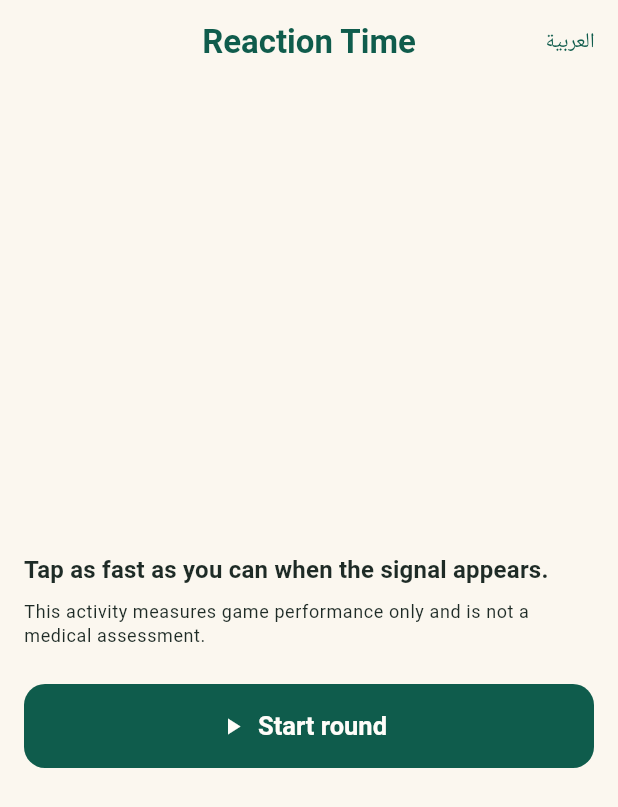
After one commit to samahsuwan122/NeuroBridge, a Flutter app: the ReactionTimeScreen screen opened by its route, on a phone screen of 412 x 824 dp. The commit adds this screen. Shown: the top 807 px of the screen. Run offline on Flutter 3.47's test engine with Material 3 defaults, Android fonts, the phone set to English and light mode, and no system bars; our stand-ins replace dio, go_router, image_picker; accounts and stored records are empty.

Commit message:
feat(mobile): add Reaction Time game

```diff
--- a/mobile/lib/core/localization/app_localizations.dart
+++ b/mobile/lib/core/localization/app_localizations.dart
@@ -184,6 +184,20 @@ class AppLocalizations {
       'addMoreMemoriesToStart': 'Add more memories to start this exercise.',
       'memoryRecallLoadFailed':
           'Could not start Memory Recall. Please try again.',
+      // Reaction Time exercise
+      'reactionTime': 'Reaction Time',
+      'reactionTimeSubtitle': 'Tap as fast as you can when the signal appears.',
+      'reactionTimeNote':
+          'This activity measures game performance only and is not a medical assessment.',
+      'startRound': 'Start round',
+      'waitForSignal': 'Wait…',
+      'tapNow': 'Tap now!',
+      'tooSoon': 'Too soon! Wait for the signal.',
+      'reactionTimeMs': 'Reaction time',
+      'bestReaction': 'Best',
+      'averageReaction': 'Average',
+      'roundsCompleted': 'Rounds',
+      'reactionComplete': 'Exercise complete',
     },
     'ar': {
       'appTitle': 'نيوروبريدج',
@@ -346,6 +360,19 @@ class AppLocalizations {
       'notEnoughMemories': 'لا توجد ذكريات كافية بعد',
       'addMoreMemoriesToStart': 'أضف المزيد من الذكريات لبدء هذا التمرين.',
       'memoryRecallLoadFailed': 'تعذّر بدء استرجاع الذكريات. حاول مرة أخرى.',
+      // Reaction Time exercise
+      'reactionTime': 'زمن رد الفعل',
+      'reactionTimeSubtitle': 'انقر بأسرع ما يمكن عند ظهور الإشارة.',
+      'reactionTimeNote': 'يقيس هذا النشاط أداء اللعبة فقط وليس تقييمًا طبيًا.',
+      'startRound': 'ابدأ الجولة',
+      'waitForSignal': 'انتظر…',
+      'tapNow': 'انقر الآن!',
+      'tooSoon': 'مبكرًا جدًا! انتظر الإشارة.',
+      'reactionTimeMs': 'زمن رد الفعل',
+      'bestReaction': 'الأفضل',
+      'averageReaction': 'المتوسط',
+      'roundsCompleted': 'الجولات',
+      'reactionComplete': 'اكتمل التمرين',
     },
   };
 
@@ -509,6 +536,19 @@ class AppLocalizations {
   String get notEnoughMemories => _t('notEnoughMemories');
   String get addMoreMemoriesToStart => _t('addMoreMemoriesToStart');
   String get memoryRecallLoadFailed => _t('memoryRecallLoadFailed');
+
+  String get reactionTime => _t('reactionTime');
+  String get reactionTimeSubtitle => _t('reactionTimeSubtitle');
+  String get reactionTimeNote => _t('reactionTimeNote');
+  String get startRound => _t('startRound');
+  String get waitForSignal => _t('waitForSignal');
+  String get tapNow => _t('tapNow');
+  String get tooSoon => _t('tooSoon');
+  String get reactionTimeMs => _t('reactionTimeMs');
+  String get bestReaction => _t('bestReaction');
+  String get averageReaction => _t('averageReaction');
+  String get roundsCompleted => _t('roundsCompleted');
+  String get reactionComplete => _t('reactionComplete');
 }
 
 class _AppLocalizationsDelegate
--- a/mobile/lib/features/games/presentation/game_details_screen.dart
+++ b/mobile/lib/features/games/presentation/game_details_screen.dart
@@ -9,6 +9,7 @@ import 'game_visuals.dart';
 
 const _memoryMatchSlug = 'memory_match';
 const _memoryRecallSlug = 'memory_recall';
+const _reactionTimeSlug = 'reaction_time';
 
 /// Game details. For playable games (Memory Match) it shows a Play button;
 /// other games show a note that game play is added in a later phase.
@@ -95,6 +96,15 @@ class GameDetailsScreen extends StatelessWidget {
                             icon: const Icon(Icons.play_arrow),
                             label: Text(l10n.startMemoryRecall),
                           )
+                        else if (game.slug == _reactionTimeSlug)
+                          FilledButton.icon(
+                            onPressed: () => context.go(
+                              '/games/play/reaction-time',
+                              extra: game,
+                            ),
+                            icon: const Icon(Icons.play_arrow),
+                            label: Text(l10n.play),
+                          )
                         else
                           Card(
                             child: Padding(
--- /dev/null
+++ b/mobile/lib/features/games/reaction_time/application/reaction_time_controller.dart
@@ -0,0 +1,113 @@
+import 'dart:math';
+
+import 'package:flutter/foundation.dart';
+
+enum ReactionStatus { idle, waiting, ready, tooSoon, roundResult, finished }
+
+/// Drives the Reaction Time exercise: wait for the signal, then tap fast.
+///
+/// Timing is testable: the controller is a pure state machine over an injectable
+/// [clock]; the screen owns the real `Timer` that calls [signalGo] after the
+/// delay returned by [beginRound]. Results are game performance only — no
+/// medical assessment, no normal/abnormal interpretation, no diagnosis.
+class ReactionTimeController extends ChangeNotifier {
+  ReactionTimeController({
+    DateTime Function()? clock,
+    Random? random,
+    this.totalRounds = 5,
+    this.minWaitMs = 1200,
+    this.maxWaitMs = 3500,
+  })  : _clock = clock ?? DateTime.now,
+        _random = random ?? Random();
+
+  final DateTime Function() _clock;
+  final Random _random;
+  final int totalRounds;
+  final int minWaitMs;
+  final int maxWaitMs;
+
+  ReactionStatus _status = ReactionStatus.idle;
+  final List<int> _reactions = [];
+  int? _lastReactionMs;
+  DateTime? _goAt;
+  DateTime? _startedAt;
+
+  ReactionStatus get status => _status;
+  int get completedRounds => _reactions.length;
+  int? get lastReactionMs => _lastReactionMs;
+  List<int> get reactionTimesMs => List.unmodifiable(_reactions);
+  bool get isFinished => _status == ReactionStatus.finished;
+
+  int? get bestReactionMs =>
+      _reactions.isEmpty ? null : _reactions.reduce(min);
+
+  int? get averageReactionMs => _reactions.isEmpty
+      ? null
+      : (_reactions.reduce((a, b) => a + b) / _reactions.length).round();
+
+  int get elapsedSeconds => _startedAt == null
+      ? 0
+      : _clock().difference(_startedAt!).inSeconds;
+
+  /// Safe performance-only result metadata (no medical score/interpretation).
+  Map<String, dynamic> get resultMetrics => {
+        'exercise_type': 'reaction_time',
+        'round_count': _reactions.length,
+        'best_reaction_ms': bestReactionMs,
+        'average_reaction_ms': averageReactionMs,
+        'reaction_times_ms': List<int>.from(_reactions),
+      };
+
+  /// Begin a round: enter the waiting state and return the random delay before
+  /// the signal. The caller (screen) schedules [signalGo] after this delay.
+  Duration beginRound() {
+    _startedAt ??= _clock();
+    _status = ReactionStatus.waiting;
+    _lastReactionMs = null;
+    _goAt = null;
+    notifyListeners();
+    final span = (maxWaitMs - minWaitMs).clamp(1, 1 << 30);
+    return Duration(milliseconds: minWaitMs + _random.nextInt(span));
+  }
+
+  /// The signal fires ("Tap now!"). Ignored unless currently waiting.
+  void signalGo() {
+    if (_status != ReactionStatus.waiting) return;
+    _status = ReactionStatus.ready;
+    _goAt = _clock();
+    notifyListeners();
+  }
+
+  /// The user tapped the play area.
+  void tap() {
+    switch (_status) {
+      case ReactionStatus.waiting:
+        // Tapped before the signal — not counted; the round can be retried.
+        _status = ReactionStatus.tooSoon;
+        notifyListeners();
+      case ReactionStatus.ready:
+        final ms = _clock().difference(_goAt!).inMilliseconds;
+        _lastReactionMs = ms < 0 ? 0 : ms;
+        _reactions.add(_lastReactionMs!);
+        _status = _reactions.length >= totalRounds
+            ? ReactionStatus.finished
+            : ReactionStatus.roundResult;
+        notifyListeners();
+      case ReactionStatus.idle:
+      case ReactionStatus.tooSoon:
+      case ReactionStatus.roundResult:
+      case ReactionStatus.finished:
+        break; // taps ignored in these states
+    }
+  }
+
+  /// Reset back to the initial instructions.
+  void restart() {
+    _status = ReactionStatus.idle;
+    _reactions.clear();
+    _lastReactionMs = null;
+    _goAt = null;
+    _startedAt = null;
+    notifyListeners();
+  }
+}
--- /dev/null
+++ b/mobile/lib/features/games/reaction_time/presentation/reaction_time_screen.dart
@@ -0,0 +1,489 @@
+import 'dart:async';
+
+import 'package:flutter/material.dart';
+
+import '../../../../core/app_scope.dart';
+import '../../../../core/localization/app_localizations.dart';
+import '../../../../core/theme/app_colors.dart';
+import '../../../../core/widgets/emerald_panel.dart';
+import '../../../../core/widgets/language_button.dart';
+import '../../application/game_result_controller.dart';
+import '../../data/game_definition.dart';
+import '../application/reaction_time_controller.dart';
+
+/// Playable Reaction Time exercise. Wait for the signal, then tap fast. After
+/// several rounds it shows best/average times and submits the result as game
+/// performance only — no medical assessment or interpretation.
+class ReactionTimeScreen extends StatefulWidget {
+  const ReactionTimeScreen({super.key, this.game, this.controller});
+
+  final GameDefinition? game;
+
+  /// Injectable for tests; production builds a default controller.
+  final ReactionTimeController? controller;
+
+  @override
+  State<ReactionTimeScreen> createState() => _ReactionTimeScreenState();
+}
+
+class _ReactionTimeScreenState extends State<ReactionTimeScreen> {
+  late final ReactionTimeController _controller;
+  late final bool _ownsController;
+  Timer? _timer;
+  GameResultController? _submitter;
+  bool _submitAttempted = false;
+
+  @override
+  void initState() {
+    super.initState();
+    _ownsController = widget.controller == null;
+    _controller = widget.controller ?? ReactionTimeController();
+    _controller.addListener(_onChanged);
+  }
+
+  @override
+  void didChangeDependencies() {
+    super.didChangeDependencies();
+    _submitter = AppScope.of(context).gameResults;
+  }
+
+  @override
+  void dispose() {
+    _timer?.cancel();
+    _controller.removeListener(_onChanged);
+    if (_ownsController) _controller.dispose();
+    super.dispose();
+  }
+
+  void _onChanged() {
+    if (_controller.isFinished &&
+        !_submitAttempted &&
+        widget.game != null &&
+        _submitter != null) {
+      _submitAttempted = true;
+      _submitter!.submit(
+        gameId: widget.game!.id,
+        score: _controller.completedRounds,
+        maxScore: _controller.totalRounds,
+        durationSeconds: _controller.elapsedSeconds,
+        completed: true,
+        metrics: _controller.resultMetrics,
+      );
+    }
+  }
+
+  void _startRound() {
+    _timer?.cancel();
+    final delay = _controller.beginRound();
+    _timer = Timer(delay, () {
+      if (mounted) _controller.signalGo();
+    });
+  }
+
+  void _onTapArea() {
+    _timer?.cancel();
+    _controller.tap();
+  }
+
+  void _playAgain() {
+    _timer?.cancel();
+    _submitAttempted = false;
+    _submitter?.reset();
+    _controller.restart();
+  }
+
+  @override
+  Widget build(BuildContext context) {
+    final l10n = AppLocalizations.of(context);
+    final submitter = AppScope.of(context).gameResults;
+
+    return Scaffold(
+      appBar: AppBar(
+        title: Text(widget.game?.name ?? l10n.reactionTime),
+        actions: const [LanguageButton()],
+      ),
+      body: SafeArea(
+        child: Center(
+          child: ConstrainedBox(
+            constraints: const BoxConstraints(maxWidth: 560),
+            child: AnimatedBuilder(
+              animation: Listenable.merge([_controller, submitter]),
+              builder: (context, _) => _body(context, l10n, submitter),
+            ),
+          ),
+        ),
+      ),
+    );
+  }
+
+  Widget _body(
+    BuildContext context,
+    AppLocalizations l10n,
+    GameResultController submitter,
+  ) {
+    switch (_controller.status) {
+      case ReactionStatus.idle:
+        return _Instructions(
+          l10n: l10n,
+          instructions: widget.game?.instructions,
+          onStart: _startRound,
+        );
+      case ReactionStatus.waiting:
+        return _TapArea(
+          l10n: l10n,
+          controller: _controller,
+          label: l10n.waitForSignal,
+          background: Theme.of(context).colorScheme.surfaceContainerHighest,
+          foreground: Theme.of(context).colorScheme.onSurfaceVariant,
+          onTap: _onTapArea,
+        );
+      case ReactionStatus.ready:
+        return _TapArea(
+          l10n: l10n,
+          controller: _controller,
+          label: l10n.tapNow,
+          background: AppColors.deepEmerald,
+          foreground: AppColors.onHero,
+          onTap: _onTapArea,
+        );
+      case ReactionStatus.tooSoon:
+        return _Message(
+          l10n: l10n,
+          controller: _controller,
+          message: l10n.tooSoon,
+          isError: true,
+          actionLabel: l10n.tryAgain,
+          onAction: _startRound,
+        );
+      case ReactionStatus.roundResult:
+        return _Message(
+          l10n: l10n,
+          controller: _controller,
+          message: '${l10n.reactionTimeMs}: ${_controller.lastReactionMs} ms',
+          isError: false,
+          actionLabel: l10n.startRound,
+          onAction: _startRound,
+        );
+      case ReactionStatus.finished:
+        return _Summary(
+          l10n: l10n,
+          controller: _controller,
+          submitStatus: widget.game != null ? submitter.status : null,
+          onPlayAgain: _playAgain,
+        );
+    }
+  }
+}
+
+class _RoundPill extends StatelessWidget {
+  const _RoundPill({required this.controller});
+
+  final ReactionTimeController controller;
+
+  @override
+  Widget build(BuildContext context) {
+    final theme = Theme.of(context);
+    return Container(
+      padding: const EdgeInsets.symmetric(horizontal: 12, vertical: 6),
+      decoration: BoxDecoration(
+        color: theme.colorScheme.primaryContainer,
+        borderRadius: BorderRadius.circular(20),
+      ),
+      child: Text(
+        '${controller.completedRounds} / ${controller.totalRounds}',
+        style: theme.textTheme.labelLarge
+            ?.copyWith(color: theme.colorScheme.onPrimaryContainer),
+      ),
+    );
+  }
+}
+
+class _Instructions extends StatelessWidget {
+  const _Instructions({
+    required this.l10n,
+    required this.instructions,
+    required this.onStart,
+  });
+
+  final AppLocalizations l10n;
+  final String? instructions;
+  final VoidCallback onStart;
+
+  @override
+  Widget build(BuildContext context) {
+    final theme = Theme.of(context);
+    return SingleChildScrollView(
+      padding: const EdgeInsets.all(16),
+      child: Column(
+        crossAxisAlignment: CrossAxisAlignment.stretch,
+        children: [
+          Text(l10n.reactionTimeSubtitle, style: theme.textTheme.titleMedium),
+          const SizedBox(height: 8),
+          Text(l10n.reactionTimeNote, style: theme.textTheme.bodySmall),
+          if ((instructions ?? '').isNotEmpty) ...[
+            const SizedBox(height: 16),
+            Card(
+              child: Padding(
+                padding: const EdgeInsets.all(16),
+                child: Text(instructions!, style: theme.textTheme.bodyLarge),
+              ),
+            ),
+          ],
+          const SizedBox(height: 24),
+          FilledButton.icon(
+            onPressed: onStart,
+            icon: const Icon(Icons.play_arrow),
+            label: Text(l10n.startRound),
+          ),
+        ],
+      ),
+    );
+  }
+}
+
+class _TapArea extends StatelessWidget {
+  const _TapArea({
+    required this.l10n,
+    required this.controller,
+    required this.label,
+    required this.background,
+    required this.foreground,
+    required this.onTap,
+  });
+
+  final AppLocalizations l10n;
+  final ReactionTimeController controller;
+  final String label;
+  final Color background;
+  final Color foreground;
+  final VoidCallback onTap;
+
+  @override
+  Widget build(BuildContext context) {
+    return Padding(
+      padding: const EdgeInsets.all(16),
+      child: Column(
+        children: [
+          Align(
+            alignment: AlignmentDirectional.centerEnd,
+            child: _RoundPill(controller: controller),
+          ),
+          const SizedBox(height: 16),
+          Expanded(
+            child: GestureDetector(
+              key: const Key('reaction_tap_area'),
+              onTap: onTap,
+              child: Container(
+                width: double.infinity,
+                decoration: BoxDecoration(
+                  color: background,
+                  borderRadius: BorderRadius.circular(24),
+                ),
+                alignment: Alignment.center,
+                child: Text(
+                  label,
+                  textAlign: TextAlign.center,
+                  style: Theme.of(context)
+                      .textTheme
+                      .headlineMedium
+                      ?.copyWith(color: foreground, fontWeight: FontWeight.w700),
+                ),
+              ),
+            ),
+          ),
+          const SizedBox(height: 16),
+        ],
+      ),
+    );
+  }
+}
+
+class _Message extends StatelessWidget {
+  const _Message({
+    required this.l10n,
+    required this.controller,
+    required this.message,
+    required this.isError,
+    required this.actionLabel,
+    required this.onAction,
+  });
+
+  final AppLocalizations l10n;
+  final ReactionTimeController controller;
+  final String message;
+  final bool isError;
+  final String actionLabel;
+  final VoidCallback onAction;
+
+  @override
+  Widget build(BuildContext context) {
+    final theme = Theme.of(context);
+    return Padding(
+      padding: const EdgeInsets.all(24),
+      child: Column(
+        mainAxisAlignment: MainAxisAlignment.center,
+        children: [
+          _RoundPill(controller: controller),
+          const SizedBox(height: 20),
+          Icon(
+            isError ? Icons.timer_off_outlined : Icons.timer_outlined,
+            size: 44,
+            color: isError
+                ? theme.colorScheme.error
+                : theme.colorScheme.primary,
+          ),
+          const SizedBox(height: 12),
+          Text(
+            message,
+            textAlign: TextAlign.center,
+            style: theme.textTheme.titleLarge?.copyWith(
+                color: isError ? theme.colorScheme.error : null),
+          ),
+          const SizedBox(height: 24),
+          FilledButton.icon(
+            onPressed: onAction,
+            icon: const Icon(Icons.play_arrow),
+            label: Text(actionLabel),
+          ),
+        ],
+      ),
+    );
+  }
+}
+
+class _Summary extends StatelessWidget {
+  const _Summary({
+    required this.l10n,
+    required this.controller,
+    required this.submitStatus,
+    required this.onPlayAgain,
+  });
+
+  final AppLocalizations l10n;
+  final ReactionTimeController controller;
+  final SubmitStatus? submitStatus;
+  final VoidCallback onPlayAgain;
+
+  @override
+  Widget build(BuildContext context) {
+    final theme = Theme.of(context);
+    return SingleChildScrollView(
+      padding: const EdgeInsets.all(16),
+      child: Column(
+        crossAxisAlignment: CrossAxisAlignment.stretch,
+        children: [
+          EmeraldPanel(
+            child: Column(
+              children: [
+                const IconChip(
+                  icon: Icons.bolt_rounded,
+                  size: 52,
+                  background: Color(0x22FFFFFF),
+                  foreground: AppColors.softGold,
+                ),
+                const SizedBox(height: 14),
+                Text(
+                  l10n.reactionComplete,
+                  textAlign: TextAlign.center,
+                  style: theme.textTheme.headlineSmall
+                      ?.copyWith(color: AppColors.onHero),
+                ),
+                const SizedBox(height: 16),
+                Row(
+                  mainAxisAlignment: MainAxisAlignment.spaceEvenly,
+                  children: [
+                    _Stat(
+                        label: l10n.bestReaction,
+                        value: '${controller.bestReactionMs ?? 0} ms'),
+                    _Stat(
+                        label: l10n.averageReaction,
+                        value: '${controller.averageReactionMs ?? 0} ms'),
+                    _Stat(
+                        label: l10n.roundsCompleted,
+                        value: '${controller.completedRounds}'),
+                  ],
+                ),
+              ],
+            ),
+          ),
+          const SizedBox(height: 16),
+          Text(l10n.reactionTimeNote,
+              style: theme.textTheme.bodySmall, textAlign: TextAlign.center),
+          if (submitStatus != null) ...[
+            const SizedBox(height: 16),
+            _SubmitRow(status: submitStatus!, l10n: l10n),
+          ],
+          const SizedBox(height: 16),
+          FilledButton.icon(
+            onPressed: onPlayAgain,
+            icon: const Icon(Icons.refresh),
+            label: Text(l10n.playAgain),
+          ),
+        ],
+      ),
+    );
+  }
+}
+
+class _Stat extends StatelessWidget {
+  const _Stat({required this.label, required this.value});
+
+  final String label;
+  final String value;
+
+  @override
+  Widget build(BuildContext context) {
+    final theme = Theme.of(context);
+    return Column(
+      children: [
+        Text(value,
+            style: theme.textTheme.titleLarge?.copyWith(
+                color: AppColors.onHero, fontWeight: FontWeight.w700)),
+        const SizedBox(height: 2),
+        Text(label,
+            style: theme.textTheme.bodySmall
+                ?.copyWith(color: AppColors.onHeroMuted)),
+      ],
+    );
+  }
+}
+
+class _SubmitRow extends StatelessWidget {
+  const _SubmitRow({required this.status, required this.l10n});
+
+  final SubmitStatus status;
+  final AppLocalizations l10n;
+
+  @override
+  Widget build(BuildContext context) {
+    final theme = Theme.of(context);
+    switch (status) {
+      case SubmitStatus.idle:
+      case SubmitStatus.submitting:
+        return Row(
+          mainAxisAlignment: MainAxisAlignment.center,
+          children: [
+            const SizedBox(
+                height: 16,
+                width: 16,
+                child: CircularProgressIndicator(strokeWidth: 2)),
+            const SizedBox(width: 8),
+            Text(l10n.savingResult),
+          ],
+        );
+      case SubmitStatus.saved:
+        return Row(
+          mainAxisAlignment: MainAxisAlignment.center,
+          children: [
+            Icon(Icons.check_circle, color: theme.colorScheme.primary),
+            const SizedBox(width: 8),
+            Text(l10n.resultSaved),
+          ],
+        );
+      case SubmitStatus.error:
+        return Text(l10n.resultSaveFailed,
+            style: TextStyle(color: theme.colorScheme.error),
+            textAlign: TextAlign.center);
+    }
+  }
+}
--- a/mobile/lib/routes/app_router.dart
+++ b/mobile/lib/routes/app_router.dart
@@ -4,6 +4,7 @@ import '../features/auth/application/auth_controller.dart';
 import '../features/auth/presentation/login_screen.dart';
 import '../features/games/data/game_definition.dart';
 import '../features/games/memory_recall/presentation/memory_recall_screen.dart';
+import '../features/games/reaction_time/presentation/reaction_time_screen.dart';
 import '../features/games/presentation/game_details_screen.dart';
 import '../features/games/presentation/games_screen.dart';
 import '../features/games/presentation/memory_match_screen.dart';
@@ -57,6 +58,11 @@ GoRouter createRouter(AuthController auth) {
             MemoryRecallScreen(game: state.extra as GameDefinition?),
       ),
       GoRoute(
+        path: '/games/play/reaction-time',
+        builder: (context, state) =>
+            ReactionTimeScreen(game: state.extra as GameDefinition?),
+      ),
+      GoRoute(
         path: '/progress',
         builder: (context, state) => const ProgressScreen(),
       ),
```
Also changed, not shown: 3 other files.
